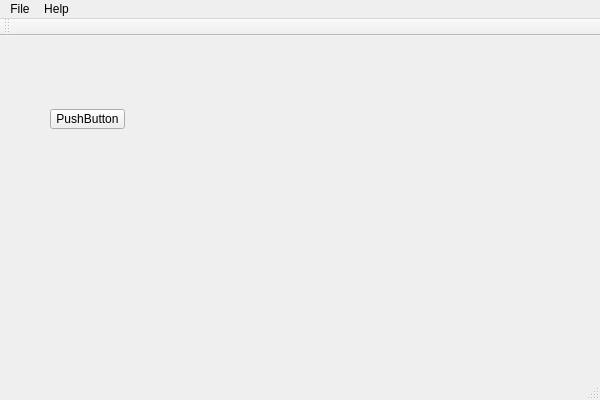
Above: NetworkQT/networkqt.ui from hrachyahakobyan/Network-Simulator-C- before the change. Below: the same form after it.
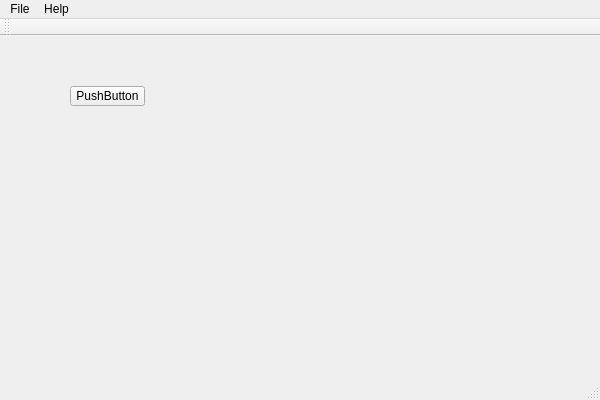
That is the form after the change.

What changed in the file:
```diff
--- a/NetworkQT/networkqt.ui
+++ b/NetworkQT/networkqt.ui
@@ -17,8 +17,8 @@
    <widget class="QPushButton" name="pushButton">
     <property name="geometry">
      <rect>
-      <x>50</x>
-      <y>73</y>
+      <x>70</x>
+      <y>50</y>
       <width>75</width>
       <height>20</height>
      </rect>
```
